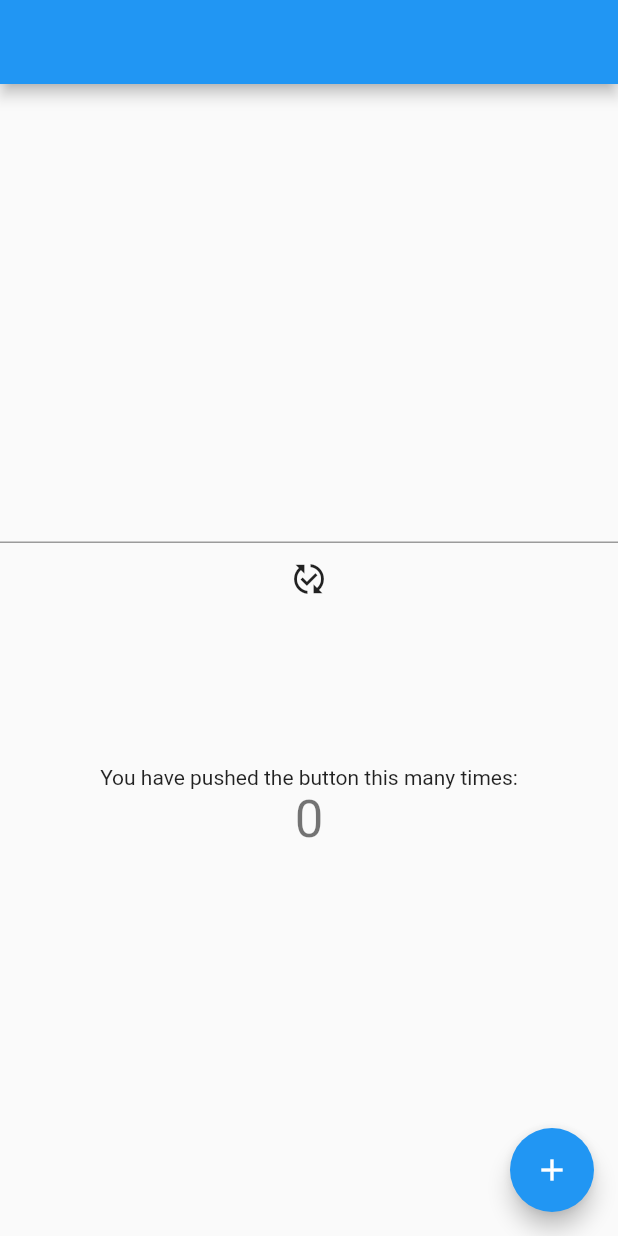
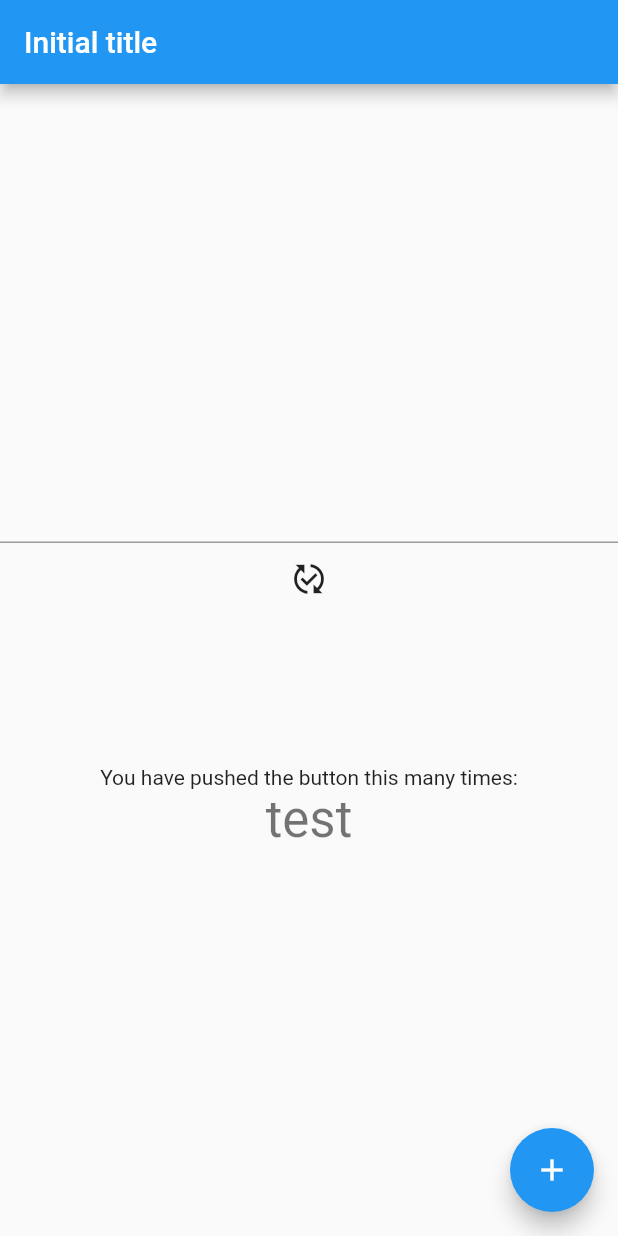
Before and after one commit to mrmcoding88/riverpod-example-1, a Flutter app: the screen it shows after launch, after a tap on the "published with changes" icon, on a phone screen of 412 x 824 dp. Run offline on Flutter 3.47's test engine with Material 2 defaults, Android fonts, the phone set to English and light mode, and no system bars; our stand-ins replace flutter_hooks, hooks_riverpod, riverpod_annotation; generated files the repository leaves out were written again.

Commit message:
feat: use riverpod

```diff
--- a/lib/feautures/home_page/home_page_notifier.dart
+++ b/lib/feautures/home_page/home_page_notifier.dart
@@ -7,14 +7,35 @@ part 'home_page_notifier.g.dart';
 class HomePageNotifier extends _$HomePageNotifier {
   @override
   HomePageState build() {
+
     return HomePageState.initial;
   }
 
   void increment() {
-    state = state.copyWith(counter: state.counter + 1);
+    // state = state.copyWith(counter: state.counter + 1);
   }
 
   void changeTitle(String newTitle) {
-    state = state.copyWith(title: newTitle);
+    // state = state.copyWith(title: newTitle);
   }
 }
+
+// class TestNotifier extends Notifier<HomePageState> {
+//   @override
+//   HomePageState build() {
+//     return HomePageState.initial;
+//   }
+
+//   void increment() {
+//     state = state.copyWith(counter: state.counter + 1);
+//   }
+
+//   void changeTitle(String newTitle) {
+//     state = state.copyWith(title: newTitle);
+//   }
+// }
+
+// /// Provider for [TestNotifier].
+// final testNotifierProvide = NotifierProvider<TestNotifier, HomePageState>(() {
+//   return TestNotifier();
+// });
--- a/lib/feautures/home_page/home_page_view.dart
+++ b/lib/feautures/home_page/home_page_view.dart
@@ -12,7 +12,6 @@ class HomePage extends HookConsumerWidget {
     final homePageNotifier = ref.read(homePageNotifierProvider.notifier);
 
     final titleController = useTextEditingController();
-    final titleValue = useValueListenable(titleController).text;
 
     return Scaffold(
       appBar: AppBar(
@@ -26,7 +25,10 @@ class HomePage extends HookConsumerWidget {
             controller: titleController,
           ),
           IconButton(
-            onPressed: () => homePageNotifier.changeTitle(titleValue),
+            onPressed: () {
+              homePageNotifier.changeTitle(titleController.text);
+              titleController.clear();
+            },
             icon: const Icon(Icons.published_with_changes),
           ),
           const SizedBox(
@@ -36,7 +38,8 @@ class HomePage extends HookConsumerWidget {
             'You have pushed the button this many times:',
           ),
           Text(
-            '${homePageState.counter}',
+            // '${homePageState.counter}',
+            'test',
             style: Theme.of(context).textTheme.headlineMedium,
           ),
         ],
--- a/lib/feautures/home_page/model/home_page_state.dart
+++ b/lib/feautures/home_page/model/home_page_state.dart
@@ -1,3 +1,6 @@
+import 'package:flutter/foundation.dart';
+
+@immutable
 class HomePageState {
   final String title;
   final int counter;
@@ -9,7 +12,7 @@ class HomePageState {
   }
 
   static const initial = HomePageState(
-    title: 'testing',
+    title: 'Initial title',
     counter: 0,
   );
 }
--- a/pubspec.yaml
+++ b/pubspec.yaml
@@ -35,7 +35,6 @@ dependencies:
   # Use with the CupertinoIcons class for iOS style icons.
   cupertino_icons: ^1.0.2
   hooks_riverpod: ^2.3.2
-  freezed_annotation: ^2.2.0
   riverpod_annotation: ^2.0.2
   flutter_hooks: ^0.18.6
 
@@ -50,7 +49,6 @@ dev_dependencies:
   # rules and activating additional ones.
   build_runner: ^2.3.3
   flutter_lints: ^2.0.0
-  freezed: ^2.3.2
   riverpod_generator: ^2.1.4
 
 # For information on the generic Dart part of this file, see the
```
Also changed, not shown: lib/feautures/home_page/home_page_notifier.g.dart, pubspec.lock.
